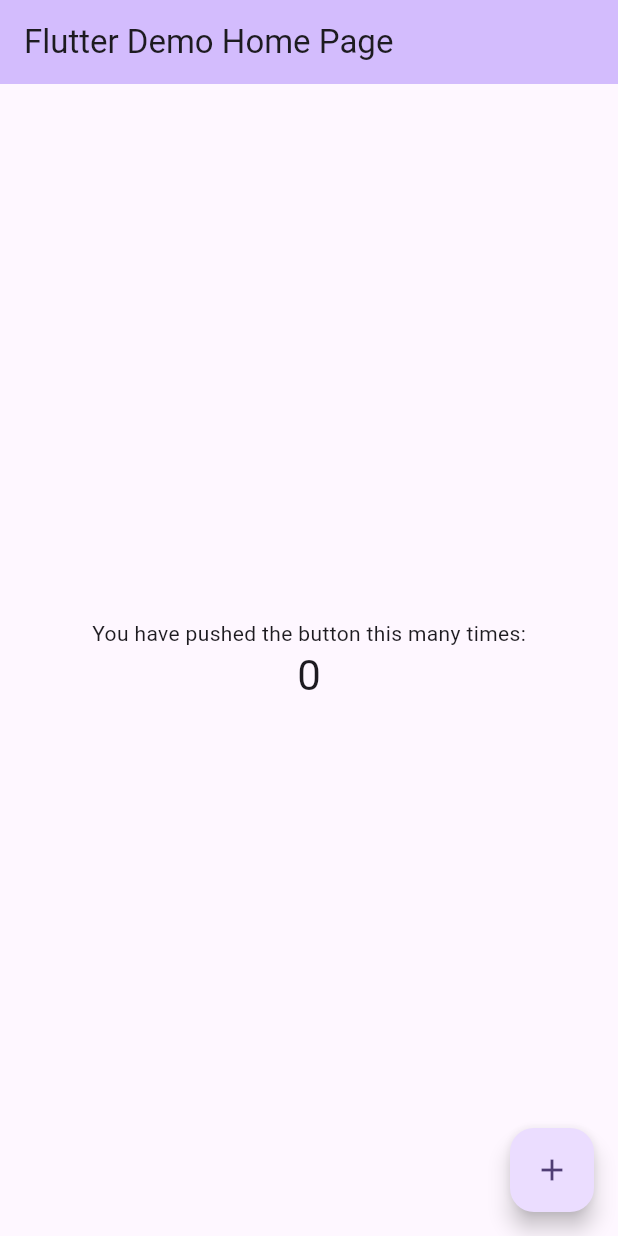
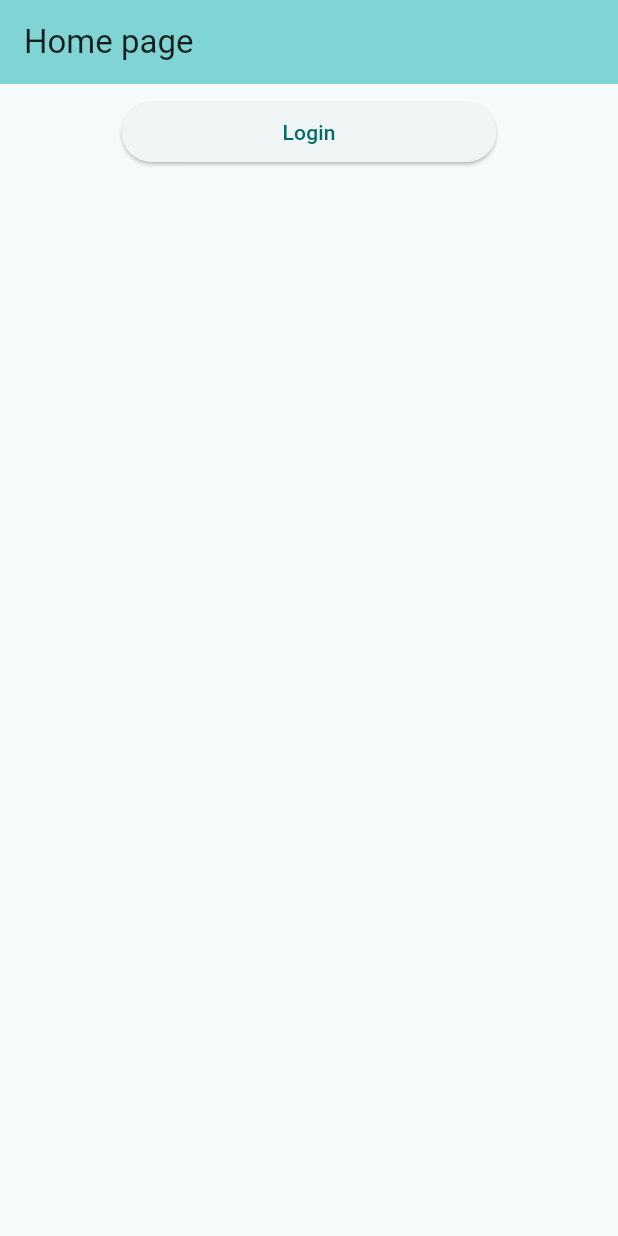
Before and after one commit to kneeger69/chat_room_pj, a Flutter app: the screen it shows after launch, on a phone screen of 412 x 824 dp. Run offline on Flutter 3.47's test engine with Material 3 defaults, Android fonts, the phone set to English and light mode, and no system bars; our stand-ins replace supabase_flutter; accounts and stored records are empty.

Commit message:
login page

```diff
--- /dev/null
+++ b/lib/home_page.dart
@@ -0,0 +1,43 @@
+import 'package:chat_room_pj/Screens/PageLogin.dart';
+import 'package:flutter/material.dart';
+
+class HomePage extends StatelessWidget {
+  const HomePage({super.key});
+
+  @override
+  Widget build(BuildContext context) {
+    return Scaffold(
+      appBar: AppBar(
+        backgroundColor: Theme.of(context).colorScheme.inversePrimary,
+        title: const Text("Home page"),
+      ),
+      body: SingleChildScrollView(
+        child: Center(
+          child: Padding(
+            padding: const EdgeInsets.all(8.0),
+            child: Column(
+              crossAxisAlignment: CrossAxisAlignment.center,
+              children: [
+                buildNavigateButton(context, title: "Login", destination: const PageLogin()),
+
+              ],
+            ),
+          ),
+        ),
+      ),
+    );
+  }
+
+  Widget buildNavigateButton(BuildContext context, {required String title, required Widget destination}) {
+    return SizedBox(
+      width: 250,
+      child: ElevatedButton(onPressed: () {
+        Navigator.of(context).push(
+            MaterialPageRoute(builder: (context) => destination,)
+        );
+      },
+          child: Text(title)
+      ),
+    );
+  }
+}
--- a/lib/main.dart
+++ b/lib/main.dart
@@ -1,9 +1,36 @@
 import 'package:flutter/material.dart';
+import 'package:supabase_flutter/supabase_flutter.dart';
 
-void main() {
+import 'home_page.dart';
+
+void main() async {
+  WidgetsFlutterBinding.ensureInitialized();
+  await Supabase.initialize(
+    url: 'https://prvtwjdlnifvopwnehcw.supabase.co',
+    anonKey: 'eyJhbGciOiJIUzI1NiIsInR5cCI6IkpXVCJ9.eyJpc3MiOiJzdXBhYmFzZSIsInJlZiI6InBydnR3amRsbmlmdm9wd25laGN3Iiwicm9sZSI6ImFub24iLCJpYXQiOjE3MzIyMzcwMDcsImV4cCI6MjA0NzgxMzAwN30.c83XtcxWrCTh-DkXKi1c2xuPEMfEd6XKERHQn2Z5AP0'
+
+  );
   runApp(const MyApp());
 }
 
+class MyApp extends StatelessWidget {
+  const MyApp({super.key});
+
+  // This widget is the root of your application.
+  @override
+  Widget build(BuildContext context) {
+    return MaterialApp(
+      title: 'Flutter Demo',
+      debugShowCheckedModeBanner: false,
+      theme: ThemeData(
+        colorScheme: ColorScheme.fromSeed(seedColor: Colors.cyanAccent),
+        useMaterial3: true,
+      ),
+      home: const HomePage(),
+    );
+  }
+}
+/*
 class MyApp extends StatelessWidget {
   const MyApp({super.key});
 
@@ -123,3 +150,4 @@ class _MyHomePageState extends State<MyHomePage> {
     );
   }
 }
+*/
```
Also changed, not shown: lib/Screens/PageLogin.dart (added, +144 -0 lines), pubspec.yaml (+9 -0 lines), pubspec.lock.
